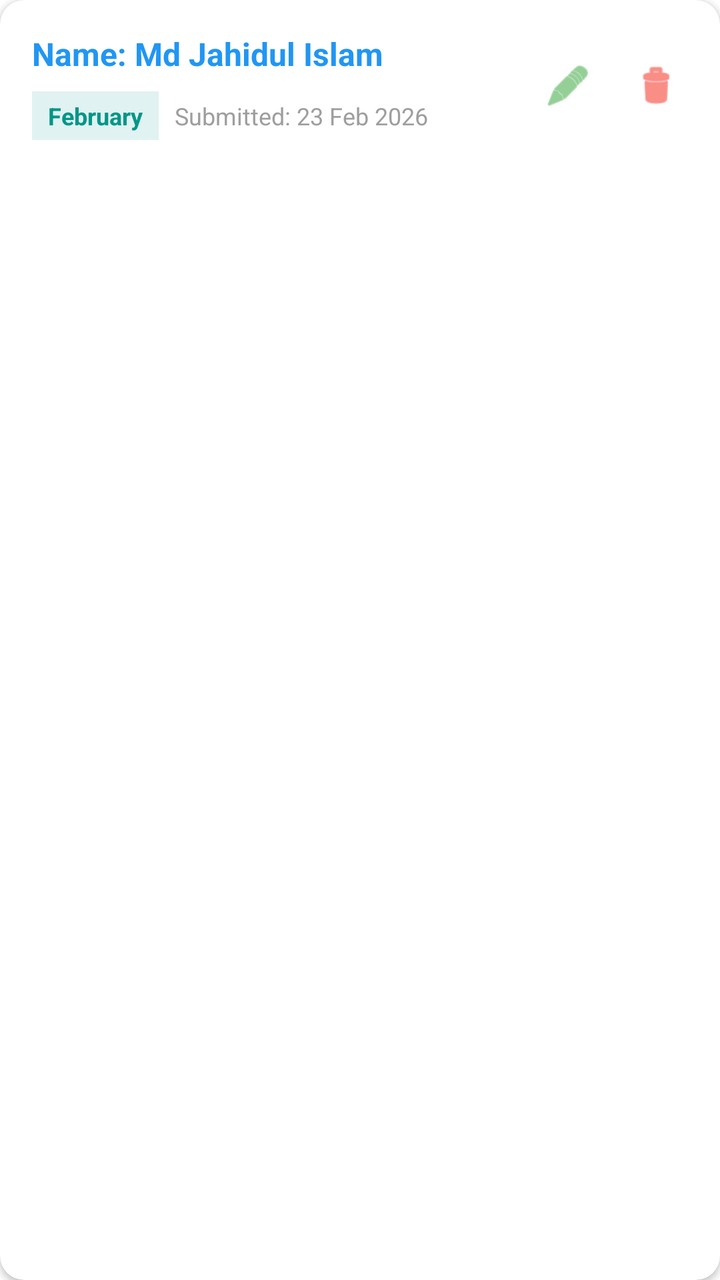
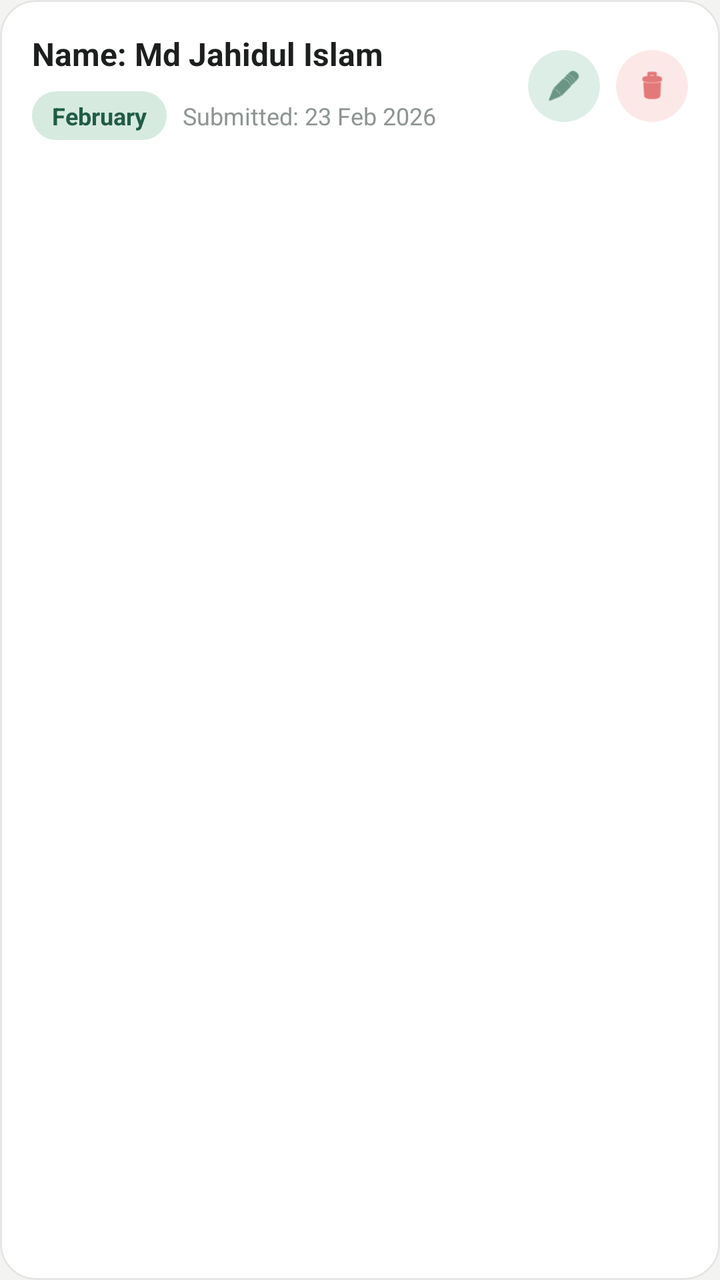

The first picture is an Android layout as it rendered before a commit; the second is the same layout after the commit. The layout source and the unified diff follow.
<!-- AndroidManifest.xml: application theme Theme.PerformanceTracker -->
<!-- res/layout/item_report.xml -->
<?xml version="1.0" encoding="utf-8"?>
<com.google.android.material.card.MaterialCardView
     xmlns:android="http://schemas.android.com/apk/res/android"
     xmlns:app="http://schemas.android.com/apk/res-auto"
     android:layout_height="wrap_content"
     android:layout_width="match_parent"
     android:layout_marginVertical="6dp"
     android:clickable="true"
     android:layout_marginHorizontal="16dp"
     app:cardElevation="2dp"
     app:cardBackgroundColor="#FFFFFF"
     app:cardCornerRadius="12dp"
     android:focusable="true"
     android:foreground="?attr/selectableItemBackground">

    <LinearLayout
         android:layout_height="wrap_content"
         android:layout_width="match_parent"
         android:gravity="center_vertical"
         android:padding="16dp"
         android:orientation="horizontal">

        <LinearLayout
             android:layout_height="wrap_content"
             android:layout_width="0dp"
             android:orientation="vertical"
             android:layout_weight="1">

            <TextView
                 android:layout_height="wrap_content"
                 android:layout_width="wrap_content"
                 android:textSize="16sp"
                 android:textColor="#2196F3"
                 android:id="@+id/tvUserName"
                 android:text="Name: Md Jahidul Islam"
                 android:textStyle="bold" />

            <LinearLayout
                 android:layout_height="wrap_content"
                 android:layout_width="match_parent"
                 android:gravity="center_vertical"
                 android:orientation="horizontal"
                 android:layout_marginTop="8dp">

                <TextView
                     android:layout_height="wrap_content"
                     android:layout_width="wrap_content"
                     android:background="#E0F2F1"
                     android:paddingVertical="4dp"
                     android:textSize="12sp"
                     android:textColor="#009688"
                     android:paddingHorizontal="8dp"
                     android:id="@+id/tvMonth"
                     android:text="February"
                     android:textStyle="bold" />

                <TextView
                     android:layout_height="wrap_content"
                     android:layout_width="wrap_content"
                     android:textSize="12sp"
                     android:textColor="#9E9E9E"
                     android:layout_marginStart="8dp"
                     android:id="@+id/tvDate"
                     android:text="Submitted: 23 Feb 2026" />

            </LinearLayout>

        </LinearLayout>

        <ImageView
             android:layout_height="32dp"
             android:layout_width="32dp"
             android:src="@android:drawable/ic_menu_edit"
             android:background="?attr/selectableItemBackgroundBorderless"
             app:tint="#4CAF50"
             android:padding="4dp"
             android:id="@+id/btnEdit" />

        <ImageView
             android:layout_height="32dp"
             android:layout_width="32dp"
             android:src="@android:drawable/ic_menu_delete"
             android:background="?attr/selectableItemBackgroundBorderless"
             app:tint="#F44336"
             android:padding="4dp"
             android:layout_marginStart="12dp"
             android:id="@+id/btnDelete" />

    </LinearLayout>

</com.google.android.material.card.MaterialCardView>
<!-- resources referenced by this layout -->
<resources>
  <style name="Theme.PerformanceTracker" parent="Theme.MaterialComponents.DayNight.NoActionBar">
          <item name="colorPrimary">#2196F3</item>
          <item name="colorPrimaryVariant">#1976D2</item>
          <item name="colorOnPrimary">#FFFFFF</item>
          <item name="android:statusBarColor">#1976D2</item>
      </style>
</resources>

<!-- the commit's change to res/layout/item_report.xml (unified diff, before → after) -->
@@ -4,12 +4,14 @@
      xmlns:app="http://schemas.android.com/apk/res-auto"
      android:layout_height="wrap_content"
      android:layout_width="match_parent"
-     android:layout_marginVertical="6dp"
+     android:layout_marginVertical="5dp"
      android:clickable="true"
      android:layout_marginHorizontal="16dp"
-     app:cardElevation="2dp"
-     app:cardBackgroundColor="#FFFFFF"
-     app:cardCornerRadius="12dp"
+     app:cardElevation="0dp"
+     app:strokeColor="@color/card_stroke"
+     app:strokeWidth="1dp"
+     app:cardBackgroundColor="@color/surface_card"
+     app:cardCornerRadius="18dp"
      android:focusable="true"
      android:foreground="?attr/selectableItemBackground">
 
@@ -30,7 +32,7 @@
                  android:layout_height="wrap_content"
                  android:layout_width="wrap_content"
                  android:textSize="16sp"
-                 android:textColor="#2196F3"
+                 android:textColor="@color/text_primary"
                  android:id="@+id/tvUserName"
                  android:text="Name: Md Jahidul Islam"
                  android:textStyle="bold" />
@@ -45,11 +47,11 @@
                 <TextView
                      android:layout_height="wrap_content"
                      android:layout_width="wrap_content"
-                     android:background="#E0F2F1"
+                     android:background="@drawable/bg_badge_mint"
                      android:paddingVertical="4dp"
                      android:textSize="12sp"
-                     android:textColor="#009688"
-                     android:paddingHorizontal="8dp"
+                     android:textColor="@color/badge_mint_icon"
+                     android:paddingHorizontal="10dp"
                      android:id="@+id/tvMonth"
                      android:text="February"
                      android:textStyle="bold" />
@@ -58,7 +60,7 @@
                      android:layout_height="wrap_content"
                      android:layout_width="wrap_content"
                      android:textSize="12sp"
-                     android:textColor="#9E9E9E"
+                     android:textColor="@color/text_muted"
                      android:layout_marginStart="8dp"
                      android:id="@+id/tvDate"
                      android:text="Submitted: 23 Feb 2026" />
@@ -67,24 +69,44 @@
 
         </LinearLayout>
 
-        <ImageView
-             android:layout_height="32dp"
-             android:layout_width="32dp"
-             android:src="@android:drawable/ic_menu_edit"
-             android:background="?attr/selectableItemBackgroundBorderless"
-             app:tint="#4CAF50"
-             android:padding="4dp"
-             android:id="@+id/btnEdit" />
+        <com.google.android.material.card.MaterialCardView
+             android:layout_height="36dp"
+             android:layout_width="36dp"
+             app:cardElevation="0dp"
+             app:cardBackgroundColor="@color/badge_green_bg"
+             app:cardCornerRadius="18dp"
+             android:clickable="true"
+             android:focusable="true">
 
-        <ImageView
-             android:layout_height="32dp"
-             android:layout_width="32dp"
-             android:src="@android:drawable/ic_menu_delete"
-             android:background="?attr/selectableItemBackgroundBorderless"
-             app:tint="#F44336"
-             android:padding="4dp"
-             android:layout_marginStart="12dp"
-             android:id="@+id/btnDelete" />
+            <ImageView
+                 android:layout_height="18dp"
+                 android:layout_width="18dp"
+                 android:layout_gravity="center"
+                 android:src="@android:drawable/ic_menu_edit"
+                 app:tint="@color/badge_green_icon"
+                 android:id="@+id/btnEdit" />
+
+        </com.google.android.material.card.MaterialCardView>
+
+        <com.google.android.material.card.MaterialCardView
+             android:layout_height="36dp"
+             android:layout_width="36dp"
+             app:cardElevation="0dp"
+             app:cardBackgroundColor="@color/badge_red_bg"
+             app:cardCornerRadius="18dp"
+             android:layout_marginStart="8dp"
+             android:clickable="true"
+             android:focusable="true">
+
+            <ImageView
+                 android:layout_height="18dp"
+                 android:layout_width="18dp"
+                 android:layout_gravity="center"
+                 android:src="@android:drawable/ic_menu_delete"
+                 app:tint="@color/badge_red_icon"
+                 android:id="@+id/btnDelete" />
+
+        </com.google.android.material.card.MaterialCardView>
 
     </LinearLayout>
 
<!-- resource entries referenced after the edit -->
@@ -1,10 +1,56 @@
 <!-- resources referenced by this layout -->
 <resources>
-  <style name="Theme.PerformanceTracker" parent="Theme.MaterialComponents.DayNight.NoActionBar">
-          <item name="colorPrimary">#2196F3</item>
-          <item name="colorPrimaryVariant">#1976D2</item>
-          <item name="colorOnPrimary">#FFFFFF</item>
-          <item name="android:statusBarColor">#1976D2</item>
+  <color name="badge_green_bg">#DDEEE7</color>
+  <color name="badge_green_icon">#1E5A44</color>
+  <color name="badge_mint_icon">#215C47</color>
+  <color name="badge_red_bg">#FDE8E8</color>
+  <color name="badge_red_icon">#D32F2F</color>
+  <color name="card_stroke">#E3E6E2</color>
+  <color name="surface_card">#FFFFFF</color>
+  <color name="text_muted">#8E9591</color>
+  <color name="text_primary">#1C1F1D</color>
+  <!-- drawable bg_badge_mint (drawable) -->
+  <?xml version="1.0" encoding="utf-8"?>
+  <shape xmlns:android="http://schemas.android.com/apk/res/android">
+      <solid android:color="@color/badge_mint_bg" />
+      <corners android:radius="12dp" />
+  </shape>
+  <style name="Theme.PerformanceTracker" parent="Theme.MaterialComponents.Light.NoActionBar">
+          <item name="colorPrimary">@color/primary</item>
+          <item name="colorPrimaryVariant">@color/primary_dark</item>
+          <item name="colorOnPrimary">@color/white</item>
+          <item name="android:statusBarColor">@color/background</item>
+          <item name="android:windowLightStatusBar">true</item>
+          <item name="android:windowBackground">@color/background</item>
+          <item name="colorSecondary">@color/secondary</item>
+          <item name="colorSurface">@color/surface</item>
+          <item name="colorOnSurface">@color/text_primary</item>
+          <item name="colorControlNormal">@color/input_stroke_unfocused</item>
+          <item name="colorControlActivated">@color/primary</item>
+          <item name="android:textColorHint">@color/text_secondary</item>
+          <item name="textInputStyle">@style/CustomOutlinedBox</item>
       </style>
+  <color name="badge_mint_bg">#D6EAE0</color>
+  <color name="primary">#1E5A44</color>
+  <color name="primary_dark">#154333</color>
+  <color name="white">#FFFFFF</color>
+  <color name="background">#F3F4F1</color>
+  <color name="secondary">#256650</color>
+  <color name="surface">#FFFFFF</color>
+  <color name="input_stroke_unfocused">#B4BEB8</color>
+  <color name="text_secondary">#6E7571</color>
+  <style name="CustomOutlinedBox" parent="Widget.MaterialComponents.TextInputLayout.OutlinedBox">
+          <item name="boxStrokeColor">@color/box_stroke_selector</item>
+          <item name="boxStrokeWidth">1.5dp</item>
+          <item name="boxStrokeWidthFocused">2dp</item>
+          <item name="boxBackgroundColor">@color/input_background</item>
+          <item name="hintTextColor">@color/primary</item>
+          <item name="android:textColorHint">@color/text_secondary</item>
+          <item name="boxCornerRadiusTopStart">12dp</item>
+          <item name="boxCornerRadiusTopEnd">12dp</item>
+          <item name="boxCornerRadiusBottomStart">12dp</item>
+          <item name="boxCornerRadiusBottomEnd">12dp</item>
+      </style>
+  <color name="input_background">#F7FAF8</color>
 </resources>
 
